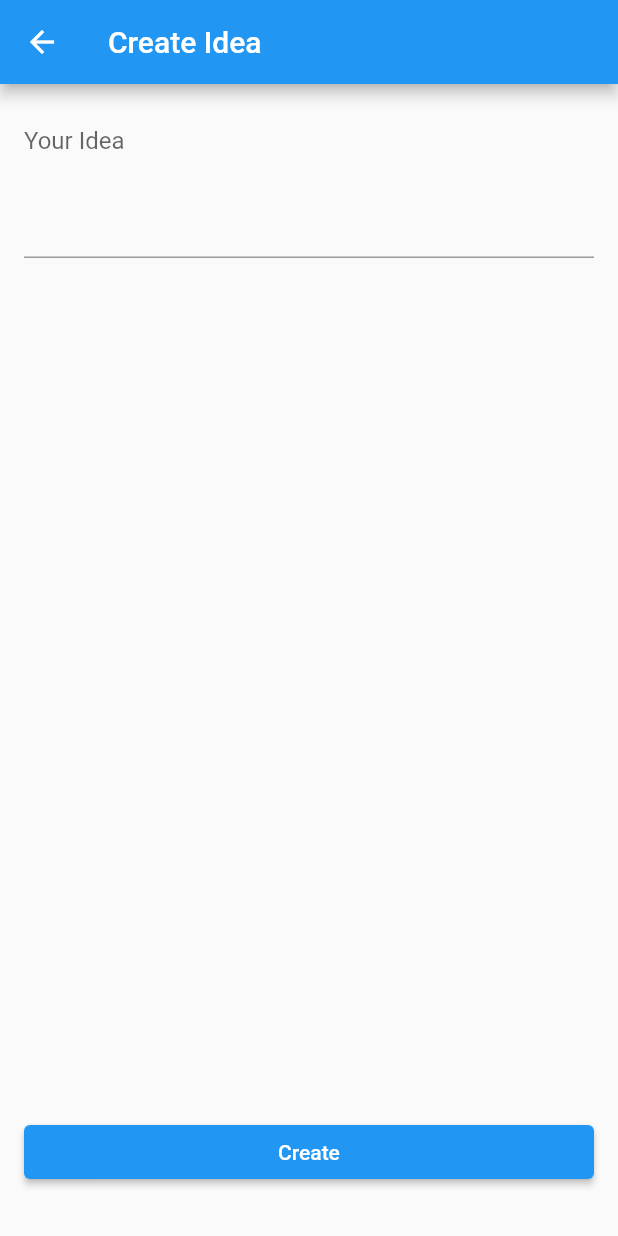
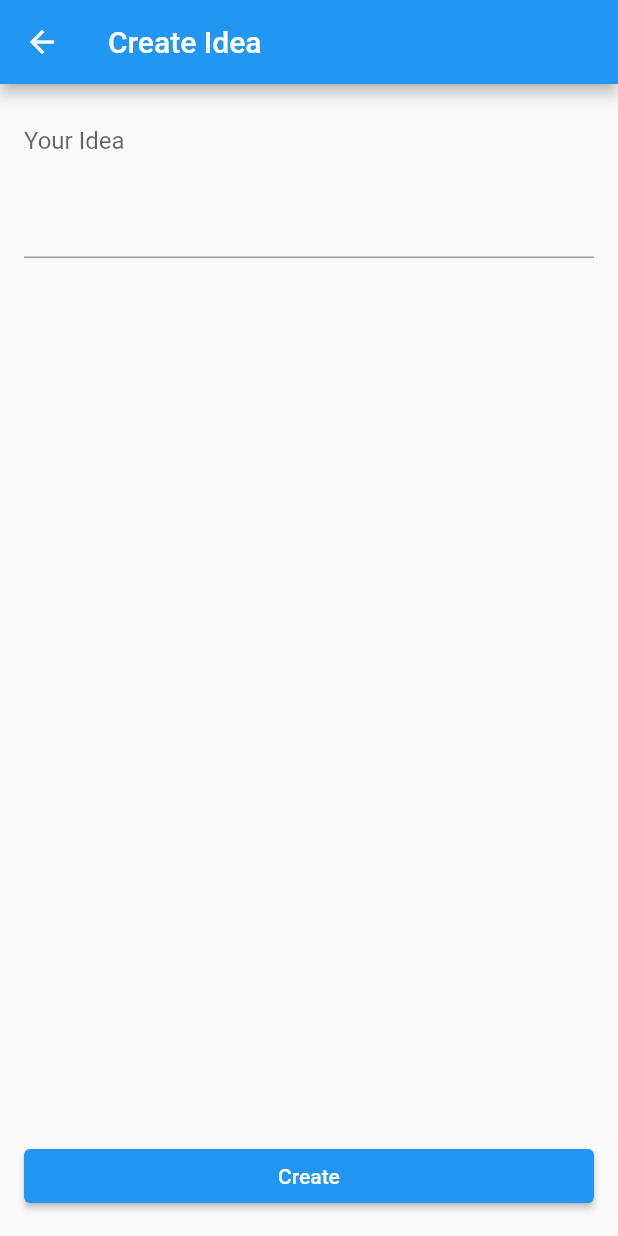
Before and after one commit to p-siriphanthong/100-days-of-flutter, a Flutter app: the FormScreen screen opened by its route, on a phone screen of 412 x 824 dp. Run offline on Flutter 3.47's test engine with Material 2 defaults, Android fonts, the phone set to English and light mode, and no system bars.

Commit message:
feat(brainstorming): using SafeArea in form screen

```diff
--- a/brainstorming_app/lib/screens/form_screen.dart
+++ b/brainstorming_app/lib/screens/form_screen.dart
@@ -16,8 +16,8 @@ class _FormScreenState extends State<FormScreen> {
       appBar: AppBar(
         title: Text('Create Idea'),
       ),
-      body: Padding(
-        padding: EdgeInsets.all(16),
+      body: SafeArea(
+        minimum: EdgeInsets.all(16),
         child: Form(
           key: _formKey,
           child: Column(
@@ -36,16 +36,13 @@ class _FormScreenState extends State<FormScreen> {
                   return null;
                 },
               ),
-              Padding(
-                padding: EdgeInsets.symmetric(vertical: 16),
-                child: ElevatedButton(
+              ElevatedButton(
                 onPressed: () {
                   if (_formKey.currentState!.validate()) {
                     Navigator.pop(context);
                   }
                 },
                 child: Text('Create'),
-                ),
               ),
             ],
           ),
```
Also changed, not shown: 1 other file. Lines whose indentation alone changed are shown as unchanged.
